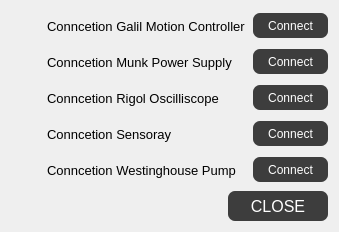
First picture: the form in src/ECM_gui/misc_dialogs/dialog_connections.ui, repository dmherrington/ECM-Control-System, before the edit.
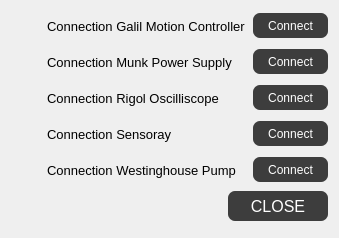
Second picture: the form after the edit. Custom widgets are drawn as their Qt base class.

What changed in the file:
```diff
--- a/src/ECM_gui/misc_dialogs/dialog_connections.ui
+++ b/src/ECM_gui/misc_dialogs/dialog_connections.ui
@@ -6,8 +6,8 @@
    <rect>
     <x>0</x>
     <y>0</y>
-    <width>335</width>
-    <height>228</height>
+    <width>337</width>
+    <height>238</height>
    </rect>
   </property>
   <property name="windowTitle">
@@ -185,7 +185,7 @@
         </font>
        </property>
        <property name="text">
-        <string>Conncetion Galil Motion Controller</string>
+        <string>Connection Galil Motion Controller</string>
        </property>
       </widget>
      </item>
@@ -260,7 +260,7 @@
         </font>
        </property>
        <property name="text">
-        <string>Conncetion Munk Power Supply</string>
+        <string>Connection Munk Power Supply</string>
        </property>
       </widget>
      </item>
@@ -335,7 +335,7 @@
         </font>
        </property>
        <property name="text">
-        <string>Conncetion Rigol Oscilliscope</string>
+        <string>Connection Rigol Oscilliscope</string>
        </property>
       </widget>
      </item>
@@ -410,7 +410,7 @@
         </font>
        </property>
        <property name="text">
-        <string>Conncetion Sensoray </string>
+        <string>Connection Sensoray </string>
        </property>
       </widget>
      </item>
@@ -485,7 +485,7 @@
         </font>
        </property>
        <property name="text">
-        <string>Conncetion Westinghouse Pump</string>
+        <string>Connection Westinghouse Pump</string>
        </property>
       </widget>
      </item>
```
